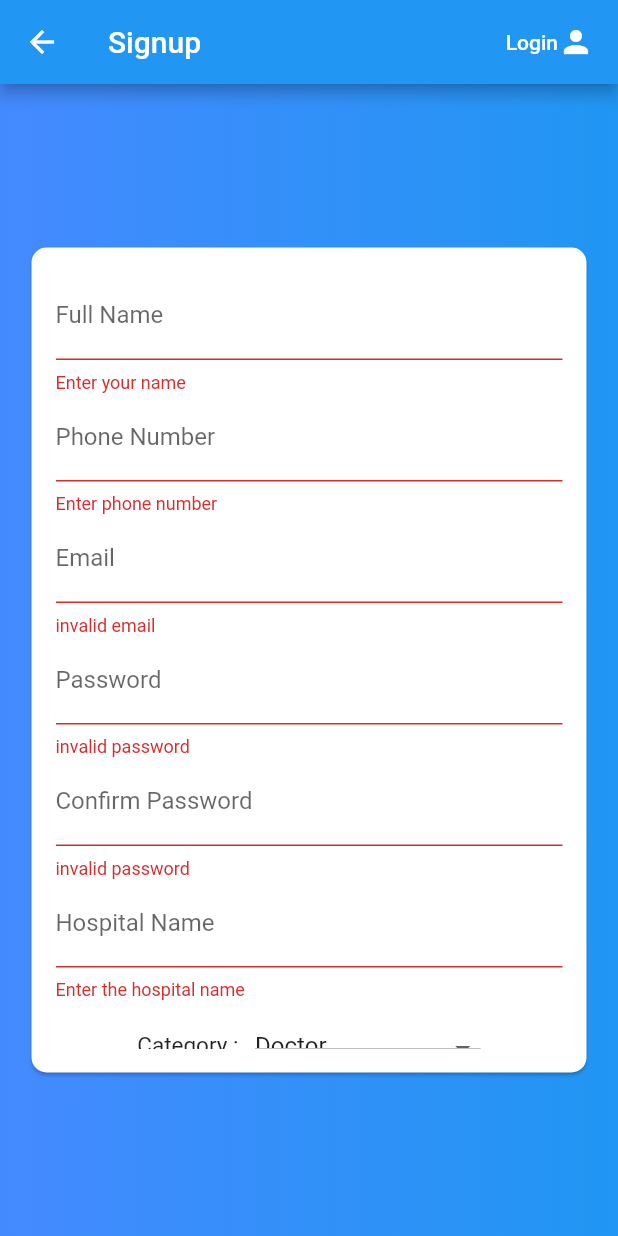
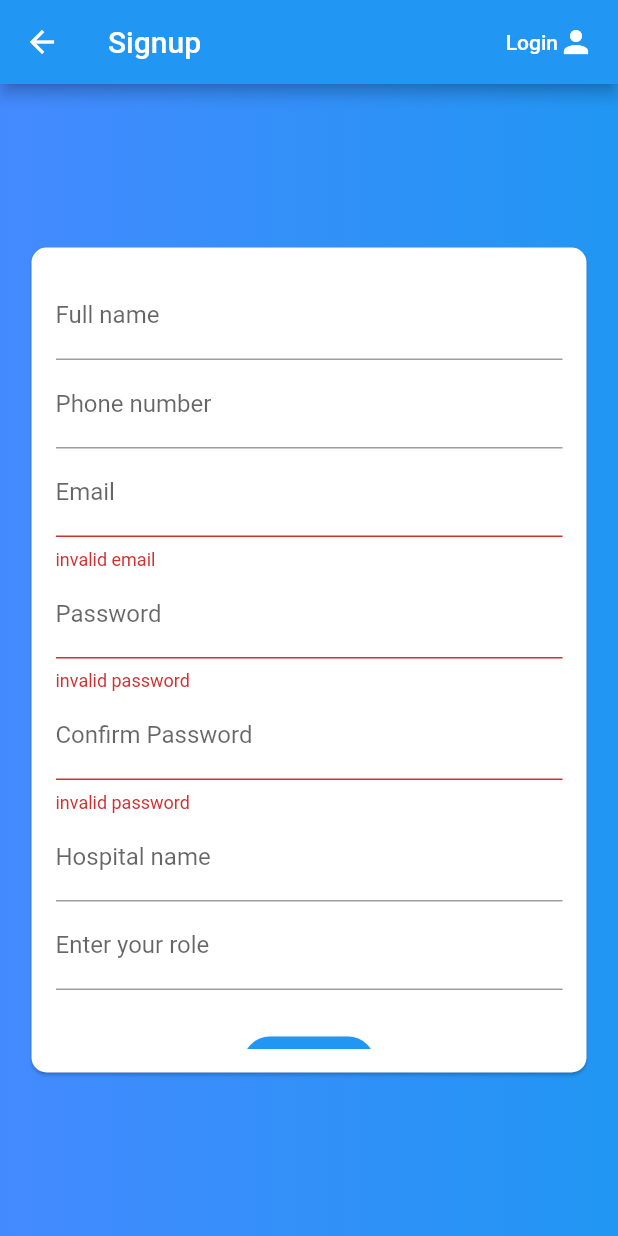
Before and after one commit to yashasuttangi/MedHist, a Flutter app: the SignupScreen screen opened by its route, after a tap on "Submit", on a phone screen of 412 x 824 dp. Run offline on Flutter 3.47's test engine with Material 2 defaults, Android fonts, the phone set to English and light mode, and no system bars; our stand-ins replace cloud_firestore, firebase_auth, firebase_core; accounts and stored records are empty.

```diff
--- a/lib/main.dart
+++ b/lib/main.dart
@@ -6,9 +6,13 @@ import 'package:Medhist/screens/signup_screen.dart';
 import 'package:Medhist/screens/search_patient_screen.dart';
 import 'package:Medhist/screens/patient_home_screen.dart';
 import 'package:Medhist/models/authentication.dart';
+import 'package:firebase_core/firebase_core.dart';
 
-void main() => runApp(MyApp());
-
+void main() async {
+  WidgetsFlutterBinding.ensureInitialized();
+  await Firebase.initializeApp();
+  runApp(MyApp());
+}
 class MyApp extends StatelessWidget {
   @override
   Widget build(BuildContext context) {
@@ -23,7 +27,7 @@ class MyApp extends StatelessWidget {
         theme: ThemeData(
           primaryColor: Colors.blue,
         ),
-        home: PatientHomeScreen(),
+        home: LoginScreen(),
         routes: {
           SignupScreen.routeName: (ctx) => SignupScreen(),
           LoginScreen.routeName: (ctx) => LoginScreen(),
--- a/lib/models/authentication.dart
+++ b/lib/models/authentication.dart
@@ -1,5 +1,7 @@
 import 'dart:convert';
-
+import 'package:cloud_firestore/cloud_firestore.dart';
+import 'package:firebase_auth/firebase_auth.dart';
+import 'package:Medhist/screens/signup_screen.dart';
 import 'package:flutter/cupertino.dart';
 import 'package:http/http.dart' as http;
 import 'http_exception.dart';
--- /dev/null
+++ b/lib/models/personal_details.dart
@@ -0,0 +1,11 @@
+import 'package:cloud_firestore/cloud_firestore.dart';
+
+Future<void> uploadingData(
+    String name, String phone_number, String hospital, String role) async {
+  await Firestore.instance.collection('products').add({
+    'name': name,
+    'phone_number': phone_number,
+    'hospital': hospital,
+    'role': role,
+  });
+}
--- a/lib/screens/signup_screen.dart
+++ b/lib/screens/signup_screen.dart
@@ -1,15 +1,26 @@
+import 'package:Medhist/models/personal_details.dart';
+import 'package:cloud_firestore/cloud_firestore.dart';
 import 'package:flutter/material.dart';
 import 'package:provider/provider.dart';
 import '../models/authentication.dart';
-
+import 'patient_home_screen.dart';
 import 'doctor_home_screen.dart';
 import 'login_screen.dart';
+import 'package:firebase_auth/firebase_auth.dart';
+import 'package:firebase_core/firebase_core.dart';
+void main() async {
+  WidgetsFlutterBinding.ensureInitialized();
+  await Firebase.initializeApp();
+  runApp(SignupScreen());
+}
+class SignupScreen extends StatefulWidget {
 
-class SignupScreen extends StatefulWidget {
   static const routeName = '/signup';
   @override
   _SignupScreenState createState() => _SignupScreenState();
 }
+
+
 
 class Category {
   int id;
@@ -20,16 +31,23 @@ class Category {
     return <Category>[
       Category(1, 'Doctor'),
       Category(2, 'Patient'),
-      Category(3, 'Diagnostic Centre'),
     ];
   }
 }
 
 class _SignupScreenState extends State<SignupScreen> {
   final GlobalKey<FormState> _formKey = GlobalKey();
+  TextEditingController _name = TextEditingController();
+  TextEditingController _phone_number =new TextEditingController();
+  TextEditingController _hospital =new TextEditingController();
+  TextEditingController _role=new TextEditingController();
   TextEditingController _passwordController = new TextEditingController();
 
-  Map<String, String> _authData = {'email': '', 'password': ''};
+  Map<String, String> _authData = {
+    'email': '',
+    'password': '',
+
+  };
 
   List<Category> _categories = Category.getCategories();
   List<DropdownMenuItem<Category>> _dropdownMenuItems;
@@ -82,7 +100,8 @@ class _SignupScreenState extends State<SignupScreen> {
     try {
       await Provider.of<Authentication>(context, listen: false)
           .signUp(_authData['email'], _authData['password']);
-      Navigator.of(context).pushReplacementNamed(DoctorHomeScreen.routeName);
+
+      Navigator.of(context).pushReplacementNamed(LoginScreen.routeName);
     } catch (error) {
       var errorMessage = 'Authentication Failed. Please try again later.';
       _showErrorDialog(errorMessage);
@@ -131,35 +150,23 @@ class _SignupScreenState extends State<SignupScreen> {
                       children: <Widget>[
                         // NAME
                         TextFormField(
-                          decoration: InputDecoration(labelText: 'Full Name'),
-                          keyboardType: TextInputType.text,
-                          validator: (value) {
-                            if (value.isEmpty) {
-                              return 'Enter your name';
-                            }
-                            return null;
-                          },
-                          onSaved: (value) {
-                            _authData['email'] = value;
-                          },
+                          controller: _name,
+                          decoration:
+                          InputDecoration(
+                              labelText: 'Full name',
+                            hintText: 'Enter your name'
+                          ),
                         ),
 
                         // PHONE NUMBER
                         TextFormField(
+                          controller: _phone_number,
                           decoration:
-                              InputDecoration(labelText: 'Phone Number'),
-                          keyboardType: TextInputType.text,
-                          validator: (value) {
-                            if (value.isEmpty) {
-                              return 'Enter phone number';
-                            }
-                            return null;
-                          },
-                          onSaved: (value) {
-                            _authData['email'] = value;
-                          },
+                          InputDecoration(
+                              labelText: 'Phone number',
+                              hintText: 'Enter your Phone number'
+                          ),
                         ),
-
                         //EMAIL
                         TextFormField(
                           decoration: InputDecoration(labelText: 'Email'),
@@ -208,38 +215,22 @@ class _SignupScreenState extends State<SignupScreen> {
 
                         // HOSPITAL NAME
                         TextFormField(
+                          controller: _hospital,
                           decoration:
-                              InputDecoration(labelText: 'Hospital Name'),
-                          keyboardType: TextInputType.text,
-                          validator: (value) {
-                            if (value.isEmpty) {
-                              return 'Enter the hospital name';
-                            }
-                            return null;
-                          },
-                          onSaved: (value) {
-                            _authData['email'] = value;
-                          },
+                          InputDecoration(
+                              labelText: 'Hospital name',
+                              hintText: 'Enter Hospital name'
+                          ),
                         ),
 
-                        SizedBox(
-                          height: 20,
+                        TextFormField(
+                          controller: _role,
+                          decoration:
+                          InputDecoration(
+                              labelText: 'Enter your role',
+                              hintText: 'doctor/patient'
+                          ),
                         ),
-                        Row(
-                            mainAxisAlignment: MainAxisAlignment.center,
-                            children: <Widget>[
-                              Text(
-                                "Category :   ",
-                                style: TextStyle(fontSize: 15),
-                              ),
-                              SizedBox(
-                                  height: 20.0,
-                                  child: DropdownButton(
-                                    value: _selectedCategory,
-                                    items: _dropdownMenuItems,
-                                    onChanged: onChangedDropdownItem,
-                                  )),
-                            ]),
 
                         SizedBox(
                           height: 25,
@@ -248,6 +239,14 @@ class _SignupScreenState extends State<SignupScreen> {
                           child: Text('Submit'),
                           onPressed: () {
                             _submit();
+                            Map <String,dynamic>data= {
+                              "email":_authData['email'],
+                              "name": _name.text,
+                              "phone_number": _phone_number.text,
+                              "hospital name": _hospital.text,
+                              "role": _role.text
+                            };
+                            Firestore.instance.collection("test").add(data);
                           },
                           shape: RoundedRectangleBorder(
                             borderRadius: BorderRadius.circular(30),
```
Also changed, not shown: pubspec.yaml (+5 -3 lines), pubspec.lock.
